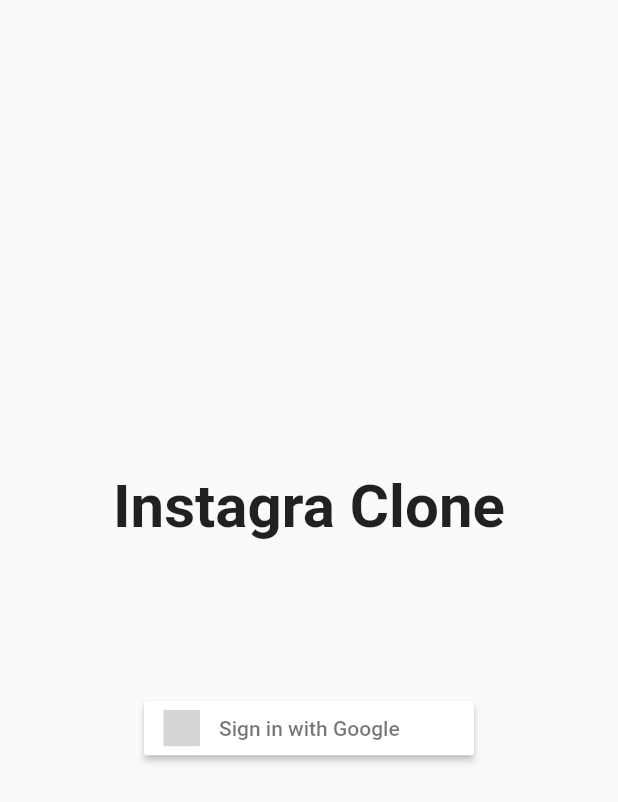
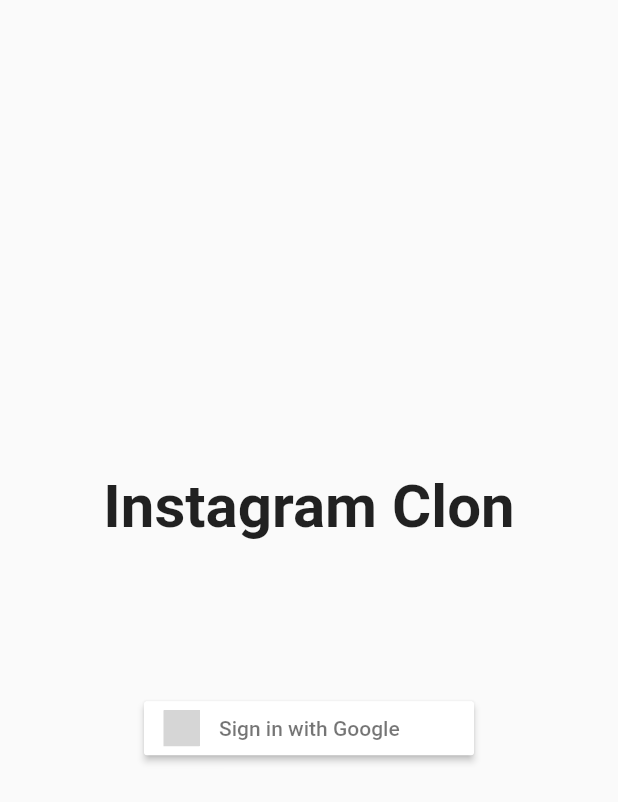
Before and after one commit to dlqh406/flutter_basic_instagramcloneapp, a Flutter app: the screen it shows after launch, on a phone screen of 412 x 824 dp. Shown: the top 802 px of the screen. Run offline on Flutter 3.47's test engine with Material 2 defaults, Android fonts, the phone set to English and light mode, and no system bars; our stand-ins replace firebase_auth, flutter_signin_button, google_sign_in, image_picker; accounts and stored records are empty; grey boxes are pictures that could not be loaded.

Commit message:
<진행대기> 로그인 오류

```diff
--- a/lib/login_page.dart
+++ b/lib/login_page.dart
@@ -1,26 +1,57 @@
+import 'dart:async';
+
+import 'package:firebase_auth/firebase_auth.dart';
 import 'package:flutter/material.dart';
 import 'package:flutter_signin_button/flutter_signin_button.dart';
+import 'package:google_sign_in/google_sign_in.dart';
 
-class LoginPage extends StatelessWidget {
+import 'tab_page.dart';
+
+// 폰트: https://lingojam.com/FontsForInstagram
+class LoginPage extends StatefulWidget {
+  @override
+  _LoginPageState createState() => _LoginPageState();
+}
+
+class _LoginPageState extends State<LoginPage> {
+  final GoogleSignIn _googleSignIn = GoogleSignIn();
+  final FirebaseAuth _auth = FirebaseAuth.instance;
+
   @override
   Widget build(BuildContext context) {
     return Scaffold(
       body: Center(
         child: Column(
           mainAxisAlignment: MainAxisAlignment.center,
-        children: <Widget>[
-          Text('Instagra Clone',
-          style: TextStyle(fontSize: 40.0, fontWeight: FontWeight.bold),
-          ),
-        Padding(
-          padding: EdgeInsets.all(50.0)
-        ),
-        SignInButton(Buttons.Google, onPressed: (){
-
-        })
-        ],
+          children: <Widget>[
+            Text(
+              'Instagram Clon',
+              style: TextStyle(fontSize: 40.0, fontWeight: FontWeight.bold),
+            ),
+            Container(
+              margin: EdgeInsets.all(50.0),
+            ),
+            SignInButton(
+              Buttons.Google,
+              onPressed: () {
+                _handleSignIn().then((user) {
+                  print(user);
+                });
+              },
+            ),
+          ],
         ),
       ),
     );
   }
+
+  Future<FirebaseUser> _handleSignIn() async {
+    GoogleSignInAccount googleUser = await _googleSignIn.signIn();
+    GoogleSignInAuthentication googleAuth = await googleUser.authentication;
+    FirebaseUser user = (await _auth.signInWithCredential(
+        GoogleAuthProvider.getCredential(
+            idToken: googleAuth.idToken, accessToken: googleAuth.accessToken))).user;
+    print("signed in " + user.displayName);
+    return user;
+  }
 }
--- a/lib/root_page.dart
+++ b/lib/root_page.dart
@@ -1,3 +1,4 @@
+import 'package:firebase_auth/firebase_auth.dart';
 import 'package:flutter/material.dart';
 import 'package:flutter_basic_instacloneapp/login_page.dart';
 import 'package:flutter_basic_instacloneapp/tab_page.dart';
@@ -7,6 +8,16 @@ import 'package:flutter_basic_instacloneapp/tab_page.dart';
 class RootPage extends StatelessWidget {
   @override
   Widget build(BuildContext context) {
-    return LoginPage();
+    return StreamBuilder<FirebaseUser>(
+
+      builder: (BuildContext context, AsyncSnapshot snapshot){
+        if(snapshot.hasData){
+         return TabPage(snapshot.data);
+        }
+        else{
+          return LoginPage();
+        }
+      },
+    );
   }
 }
--- a/lib/tab_page.dart
+++ b/lib/tab_page.dart
@@ -2,8 +2,12 @@ import 'package:flutter/material.dart';
 import 'search_page.dart';
 import 'account_page.dart';
 import 'home_page.dart';
+import 'package:firebase_auth/firebase_auth.dart';
 
 class TabPage extends StatefulWidget {
+  final FirebaseUser user;
+  TabPage(this.user);
+
   @override
   _TabPageState createState() => _TabPageState();
 }
```
Also changed, not shown: pubspec.yaml (+8 -4 lines), pubspec.lock, 4 other files.
